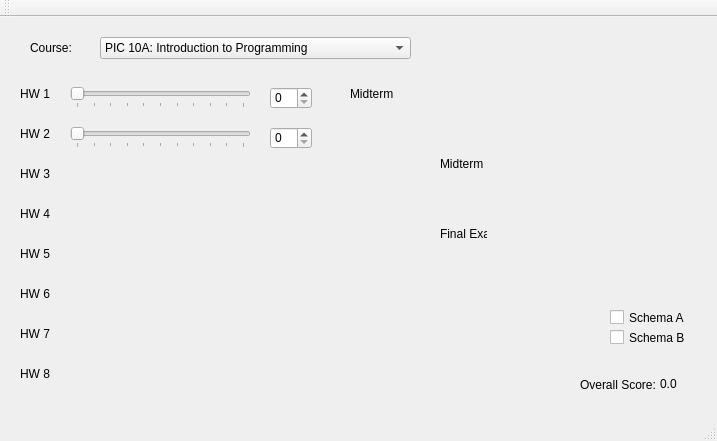
Before: the Qt Designer form mainwindow.ui in Jessica-Dasul-Jung/ca, drawn with Qt 5.
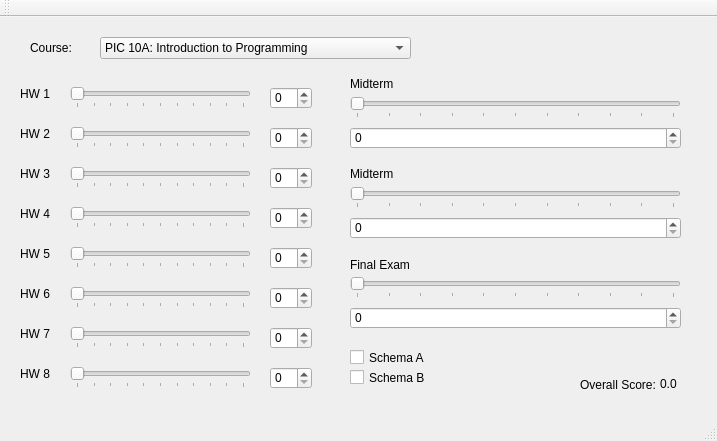
After: the same form once the commit is applied.

Commit message: connected box with slider

The edit to the form file:
```diff
--- a/mainwindow.ui
+++ b/mainwindow.ui
@@ -17,8 +17,8 @@
    <widget class="QCheckBox" name="checkBox">
     <property name="geometry">
      <rect>
-      <x>610</x>
-      <y>290</y>
+      <x>350</x>
+      <y>330</y>
       <width>91</width>
       <height>21</height>
      </rect>
@@ -30,8 +30,8 @@
    <widget class="QCheckBox" name="checkBox_2">
     <property name="geometry">
      <rect>
-      <x>610</x>
-      <y>310</y>
+      <x>350</x>
+      <y>350</y>
       <width>91</width>
       <height>21</height>
      </rect>
@@ -223,7 +223,7 @@
     <property name="geometry">
      <rect>
       <x>350</x>
-      <y>70</y>
+      <y>60</y>
       <width>47</width>
       <height>13</height>
      </rect>
@@ -235,8 +235,8 @@
    <widget class="QLabel" name="label_3">
     <property name="geometry">
      <rect>
-      <x>440</x>
-      <y>140</y>
+      <x>350</x>
+      <y>150</y>
       <width>47</width>
       <height>13</height>
      </rect>
@@ -248,10 +248,10 @@
    <widget class="QLabel" name="label_4">
     <property name="geometry">
      <rect>
-      <x>440</x>
-      <y>210</y>
-      <width>47</width>
-      <height>13</height>
+      <x>350</x>
+      <y>240</y>
+      <width>61</width>
+      <height>16</height>
      </rect>
     </property>
     <property name="text">
@@ -316,6 +316,294 @@
      <number>10</number>
     </property>
    </widget>
+   <widget class="QSlider" name="hw3_slider">
+    <property name="geometry">
+     <rect>
+      <x>70</x>
+      <y>150</y>
+      <width>181</width>
+      <height>21</height>
+     </rect>
+    </property>
+    <property name="maximum">
+     <number>100</number>
+    </property>
+    <property name="orientation">
+     <enum>Qt::Horizontal</enum>
+    </property>
+    <property name="tickPosition">
+     <enum>QSlider::TicksBelow</enum>
+    </property>
+    <property name="tickInterval">
+     <number>10</number>
+    </property>
+   </widget>
+   <widget class="QSpinBox" name="hw3_box">
+    <property name="geometry">
+     <rect>
+      <x>270</x>
+      <y>150</y>
+      <width>42</width>
+      <height>22</height>
+     </rect>
+    </property>
+   </widget>
+   <widget class="QSlider" name="hw4_slider">
+    <property name="geometry">
+     <rect>
+      <x>70</x>
+      <y>190</y>
+      <width>181</width>
+      <height>21</height>
+     </rect>
+    </property>
+    <property name="maximum">
+     <number>100</number>
+    </property>
+    <property name="orientation">
+     <enum>Qt::Horizontal</enum>
+    </property>
+    <property name="tickPosition">
+     <enum>QSlider::TicksBelow</enum>
+    </property>
+    <property name="tickInterval">
+     <number>10</number>
+    </property>
+   </widget>
+   <widget class="QSlider" name="hw5_slider">
+    <property name="geometry">
+     <rect>
+      <x>70</x>
+      <y>230</y>
+      <width>181</width>
+      <height>21</height>
+     </rect>
+    </property>
+    <property name="maximum">
+     <number>100</number>
+    </property>
+    <property name="orientation">
+     <enum>Qt::Horizontal</enum>
+    </property>
+    <property name="tickPosition">
+     <enum>QSlider::TicksBelow</enum>
+    </property>
+    <property name="tickInterval">
+     <number>10</number>
+    </property>
+   </widget>
+   <widget class="QSlider" name="hw6_slider">
+    <property name="geometry">
+     <rect>
+      <x>70</x>
+      <y>270</y>
+      <width>181</width>
+      <height>21</height>
+     </rect>
+    </property>
+    <property name="maximum">
+     <number>100</number>
+    </property>
+    <property name="orientation">
+     <enum>Qt::Horizontal</enum>
+    </property>
+    <property name="tickPosition">
+     <enum>QSlider::TicksBelow</enum>
+    </property>
+    <property name="tickInterval">
+     <number>10</number>
+    </property>
+   </widget>
+   <widget class="QSlider" name="hw7_slider">
+    <property name="geometry">
+     <rect>
+      <x>70</x>
+      <y>310</y>
+      <width>181</width>
+      <height>21</height>
+     </rect>
+    </property>
+    <property name="maximum">
+     <number>100</number>
+    </property>
+    <property name="orientation">
+     <enum>Qt::Horizontal</enum>
+    </property>
+    <property name="tickPosition">
+     <enum>QSlider::TicksBelow</enum>
+    </property>
+    <property name="tickInterval">
+     <number>10</number>
+    </property>
+   </widget>
+   <widget class="QSlider" name="hw8_slider">
+    <property name="geometry">
+     <rect>
+      <x>70</x>
+      <y>350</y>
+      <width>181</width>
+      <height>21</height>
+     </rect>
+    </property>
+    <property name="maximum">
+     <number>100</number>
+    </property>
+    <property name="orientation">
+     <enum>Qt::Horizontal</enum>
+    </property>
+    <property name="tickPosition">
+     <enum>QSlider::TicksBelow</enum>
+    </property>
+    <property name="tickInterval">
+     <number>10</number>
+    </property>
+   </widget>
+   <widget class="QSpinBox" name="hw4_box">
+    <property name="geometry">
+     <rect>
+      <x>270</x>
+      <y>190</y>
+      <width>42</width>
+      <height>22</height>
+     </rect>
+    </property>
+   </widget>
+   <widget class="QSpinBox" name="hw5_box">
+    <property name="geometry">
+     <rect>
+      <x>270</x>
+      <y>230</y>
+      <width>42</width>
+      <height>22</height>
+     </rect>
+    </property>
+   </widget>
+   <widget class="QSpinBox" name="hw6_box">
+    <property name="geometry">
+     <rect>
+      <x>270</x>
+      <y>270</y>
+      <width>42</width>
+      <height>22</height>
+     </rect>
+    </property>
+   </widget>
+   <widget class="QSpinBox" name="hw7_box">
+    <property name="geometry">
+     <rect>
+      <x>270</x>
+      <y>310</y>
+      <width>42</width>
+      <height>22</height>
+     </rect>
+    </property>
+   </widget>
+   <widget class="QSpinBox" name="hw8_box">
+    <property name="geometry">
+     <rect>
+      <x>270</x>
+      <y>350</y>
+      <width>42</width>
+      <height>22</height>
+     </rect>
+    </property>
+   </widget>
+   <widget class="QSlider" name="mt1_slider">
+    <property name="geometry">
+     <rect>
+      <x>350</x>
+      <y>80</y>
+      <width>331</width>
+      <height>21</height>
+     </rect>
+    </property>
+    <property name="maximum">
+     <number>100</number>
+    </property>
+    <property name="orientation">
+     <enum>Qt::Horizontal</enum>
+    </property>
+    <property name="tickPosition">
+     <enum>QSlider::TicksBelow</enum>
+    </property>
+    <property name="tickInterval">
+     <number>10</number>
+    </property>
+   </widget>
+   <widget class="QSpinBox" name="mt1_box">
+    <property name="geometry">
+     <rect>
+      <x>350</x>
+      <y>110</y>
+      <width>331</width>
+      <height>22</height>
+     </rect>
+    </property>
+   </widget>
+   <widget class="QSlider" name="mt2_slider">
+    <property name="geometry">
+     <rect>
+      <x>350</x>
+      <y>170</y>
+      <width>331</width>
+      <height>21</height>
+     </rect>
+    </property>
+    <property name="maximum">
+     <number>100</number>
+    </property>
+    <property name="orientation">
+     <enum>Qt::Horizontal</enum>
+    </property>
+    <property name="tickPosition">
+     <enum>QSlider::TicksBelow</enum>
+    </property>
+    <property name="tickInterval">
+     <number>10</number>
+    </property>
+   </widget>
+   <widget class="QSpinBox" name="mt2_box">
+    <property name="geometry">
+     <rect>
+      <x>350</x>
+      <y>200</y>
+      <width>331</width>
+      <height>22</height>
+     </rect>
+    </property>
+   </widget>
+   <widget class="QSlider" name="final_slider">
+    <property name="geometry">
+     <rect>
+      <x>350</x>
+      <y>260</y>
+      <width>331</width>
+      <height>21</height>
+     </rect>
+    </property>
+    <property name="maximum">
+     <number>100</number>
+    </property>
+    <property name="orientation">
+     <enum>Qt::Horizontal</enum>
+    </property>
+    <property name="tickPosition">
+     <enum>QSlider::TicksBelow</enum>
+    </property>
+    <property name="tickInterval">
+     <number>10</number>
+    </property>
+   </widget>
+   <widget class="QSpinBox" name="final_box">
+    <property name="geometry">
+     <rect>
+      <x>350</x>
+      <y>290</y>
+      <width>331</width>
+      <height>22</height>
+     </rect>
+    </property>
+   </widget>
   </widget>
   <widget class="QMenuBar" name="menuBar">
    <property name="geometry">
```
Left out of the diff: 8 changed lines with no effect on the pictures. The commit also changes 1 other file.
